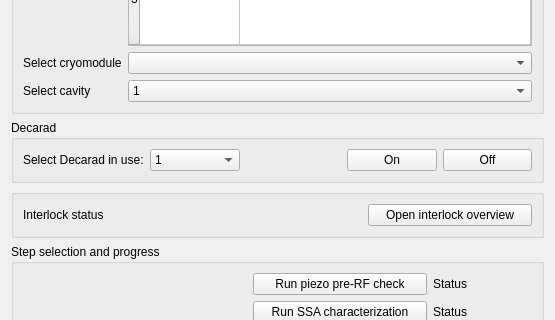
Qt form cavity_commissioning/gui/commissioning.ui (slaclab/rf_commissioning) before a commit; both pictures show x 0 to 555 and y 194 to 514 of the 555 by 745 pixel window.
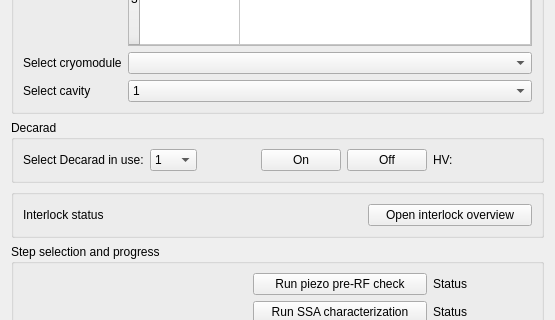
The same form after that commit. Custom widgets are drawn as their Qt base class.

Commit message: removed more PV objects, added timeout to PV class

What changed in the file:
```diff
--- a/cavity_commissioning/gui/commissioning.ui
+++ b/cavity_commissioning/gui/commissioning.ui
@@ -265,6 +265,20 @@
         </property>
        </widget>
       </item>
+      <item>
+       <widget class="QLabel" name="label_3">
+        <property name="text">
+         <string>HV:</string>
+        </property>
+       </widget>
+      </item>
+      <item>
+       <widget class="PyDMLabel" name="label_decarad_voltage">
+        <property name="toolTip">
+         <string/>
+        </property>
+       </widget>
+      </item>
      </layout>
     </widget>
    </item>
```
The commit also changes 2 other files.
